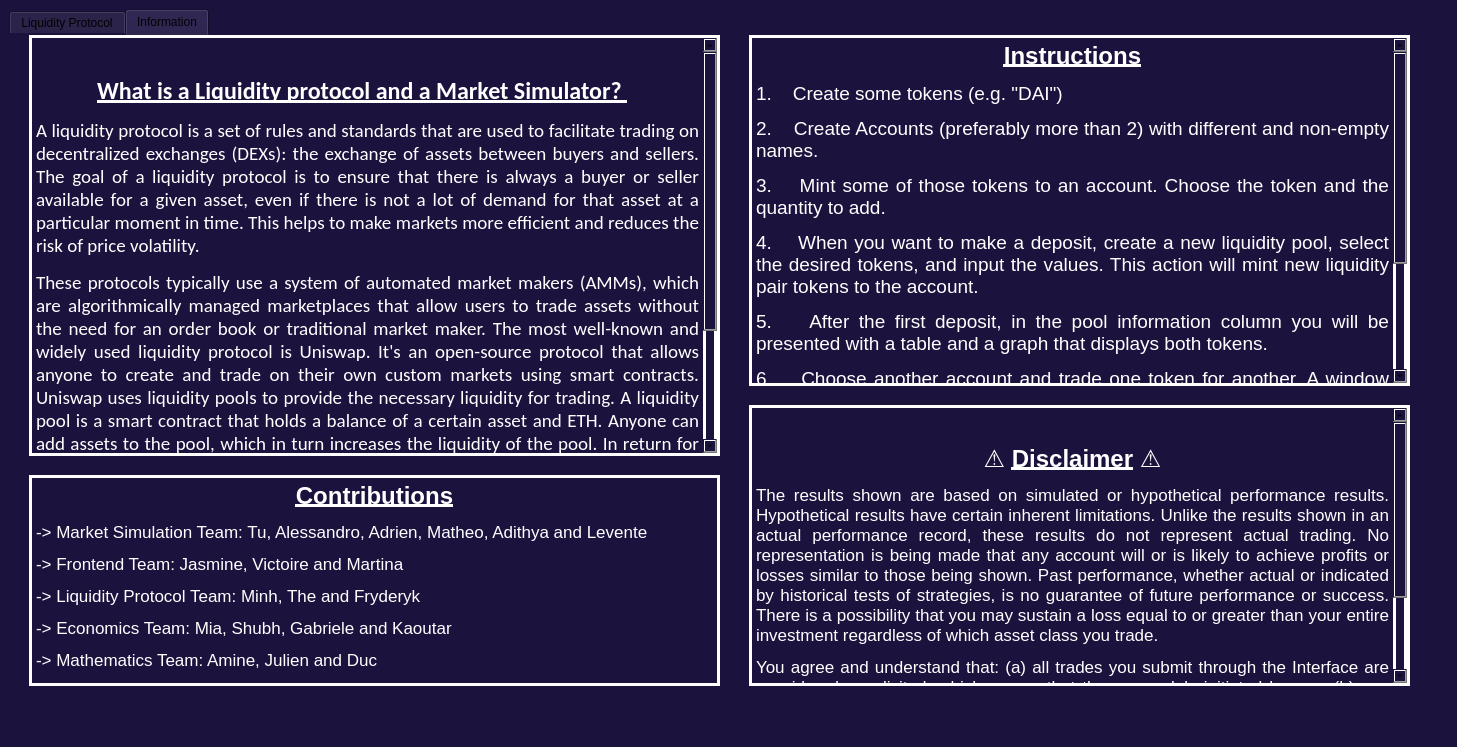
First picture: the form in introductorywindow.ui, repository LiquidityProtocol/AMM-Simulator, before the edit.
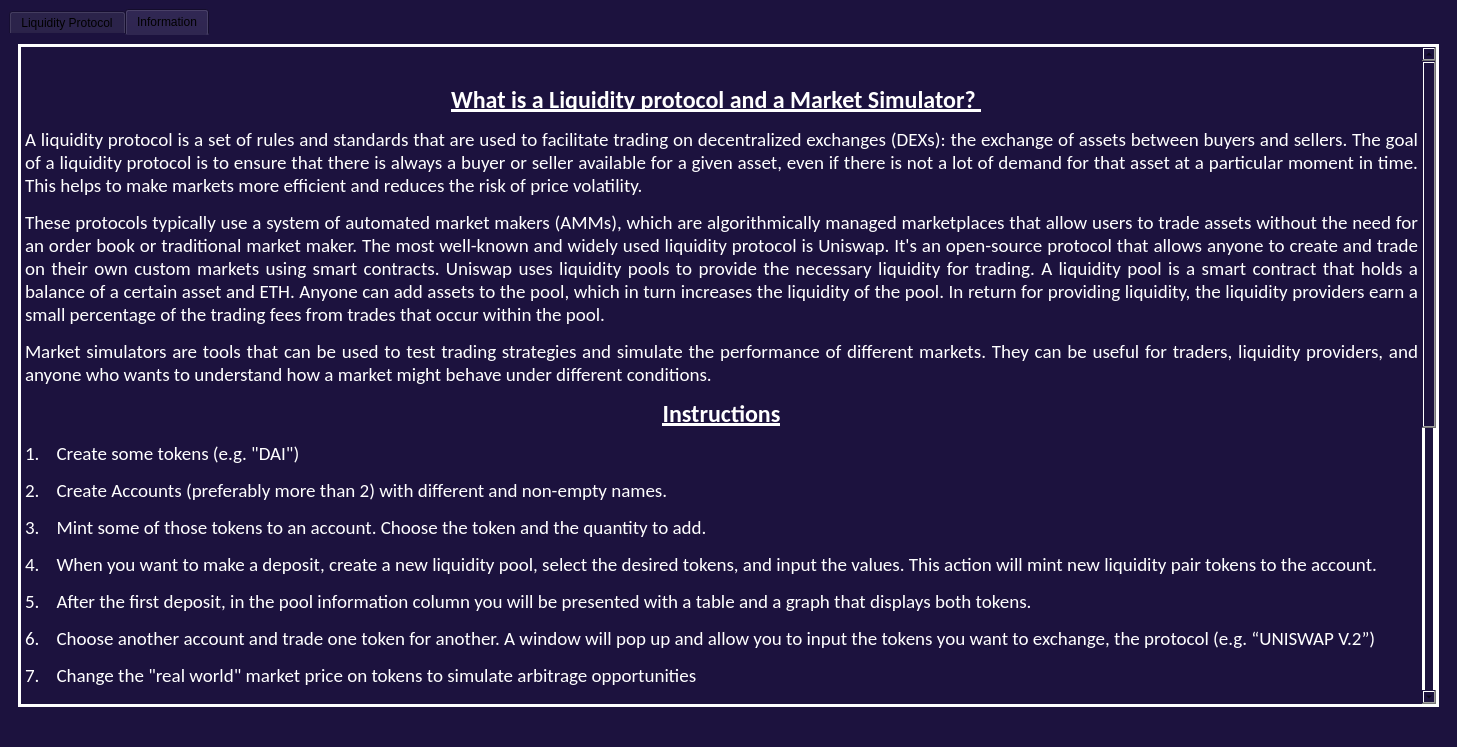
Second picture: the form after the edit. The open tabs and pages were chosen to show the change. Icons and pictures are not drawn.

Commit message: Dynamic introductory window

What changed in the file:
```diff
--- a/introductorywindow.ui
+++ b/introductorywindow.ui
@@ -87,15 +87,9 @@
        <attribute name="title">
         <string>Information</string>
        </attribute>
+       <layout class="QGridLayout" name="gridLayout_2">
+        <item row="0" column="0">
        <widget class="QTextBrowser" name="textBrowser">
-        <property name="geometry">
-         <rect>
-          <x>20</x>
-          <y>0</y>
-          <width>691</width>
-          <height>421</height>
-         </rect>
-        </property>
         <property name="font">
          <font>
           <family>Calibri</family>
@@ -115,38 +109,13 @@
 &lt;html&gt;&lt;head&gt;&lt;meta name=&quot;qrichtext&quot; content=&quot;1&quot; /&gt;&lt;meta charset=&quot;utf-8&quot; /&gt;&lt;style type=&quot;text/css&quot;&gt;
 p, li { white-space: pre-wrap; }
 hr { height: 1px; border-width: 0; }
-li.unchecked::marker { content: &quot;\2610&quot;; }
-li.checked::marker { content: &quot;\2612&quot;; }
 &lt;/style&gt;&lt;/head&gt;&lt;body style=&quot; font-family:'Calibri'; font-size:13pt; font-weight:400; font-style:normal;&quot;&gt;
-&lt;p align=&quot;center&quot; style=&quot;-qt-paragraph-type:empty; margin-top:12px; margin-bottom:12px; margin-left:0px; margin-right:0px; -qt-block-indent:0; text-indent:0px; font-family:'.AppleSystemUIFont';&quot;&gt;&lt;br /&gt;&lt;/p&gt;
+&lt;p align=&quot;center&quot; style=&quot;-qt-paragraph-type:empty; margin-top:12px; margin-bottom:12px; margin-left:0px; margin-right:0px; -qt-block-indent:0; text-indent:0px;&quot;&gt;&lt;br /&gt;&lt;/p&gt;
 &lt;p align=&quot;center&quot; style=&quot; margin-top:12px; margin-bottom:12px; margin-left:0px; margin-right:0px; -qt-block-indent:0; text-indent:0px;&quot;&gt;&lt;span style=&quot; font-family:'.AppleSystemUIFont'; font-size:18pt; font-weight:700; text-decoration: underline; color:#ffffff;&quot;&gt;What is a Liquidity protocol and a Market Simulator?&lt;/span&gt;&lt;span style=&quot; font-family:'.AppleSystemUIFont'; font-size:18pt; font-weight:700; font-style:italic; text-decoration: underline; color:#ffffff;&quot;&gt; &lt;/span&gt;&lt;span style=&quot; font-family:'.AppleSystemUIFont'; font-size:18pt; color:#ffffff;&quot;&gt;  &lt;/span&gt;&lt;/p&gt;
 &lt;p align=&quot;justify&quot; style=&quot; margin-top:12px; margin-bottom:12px; margin-left:0px; margin-right:0px; -qt-block-indent:0; text-indent:0px;&quot;&gt;&lt;span style=&quot; font-family:'.AppleSystemUIFont'; font-size:14pt; color:#ffffff;&quot;&gt;A liquidity protocol is a set of rules and standards that are used to facilitate trading on decentralized exchanges (DEXs): the exchange of assets between buyers and sellers. The goal of a liquidity protocol is to ensure that there is always a buyer or seller available for a given asset, even if there is not a lot of demand for that asset at a particular moment in time. This helps to make markets more efficient and reduces the risk of price volatility. &lt;/span&gt;&lt;/p&gt;
 &lt;p align=&quot;justify&quot; style=&quot; margin-top:12px; margin-bottom:12px; margin-left:0px; margin-right:0px; -qt-block-indent:0; text-indent:0px;&quot;&gt;&lt;span style=&quot; font-family:'.AppleSystemUIFont'; font-size:14pt; color:#ffffff;&quot;&gt;These protocols typically use a system of automated market makers (AMMs), which are algorithmically managed marketplaces that allow users to trade assets without the need for an order book or traditional market maker. The most well-known and widely used liquidity protocol is Uniswap. It's an open-source protocol that allows anyone to create and trade on their own custom markets using smart contracts. Uniswap uses liquidity pools to provide the necessary liquidity for trading. A liquidity pool is a smart contract that holds a balance of a certain asset and ETH. Anyone can add assets to the pool, which in turn increases the liquidity of the pool. In return for providing liquidity, the liquidity providers earn a small percentage of the trading fees from trades that occur within the pool. &lt;/span&gt;&lt;/p&gt;
-&lt;p align=&quot;justify&quot; style=&quot; margin-top:12px; margin-bottom:12px; margin-left:0px; margin-right:0px; -qt-block-indent:0; text-indent:0px;&quot;&gt;&lt;span style=&quot; font-family:'.AppleSystemUIFont'; font-size:14pt; color:#ffffff;&quot;&gt;Market simulators are tools that can be used to test trading strategies and simulate the performance of different markets. They can be useful for traders, liquidity providers, and anyone who wants to understand how a market might behave under different conditions. &lt;/span&gt;&lt;/p&gt;&lt;/body&gt;&lt;/html&gt;</string>
-        </property>
-       </widget>
-       <widget class="QTextBrowser" name="textBrowser_2">
-        <property name="geometry">
-         <rect>
-          <x>740</x>
-          <y>0</y>
-          <width>661</width>
-          <height>351</height>
-         </rect>
-        </property>
-        <property name="styleSheet">
-         <string notr="true">border: 3px solid rgb(255, 255, 255);
-</string>
-        </property>
-        <property name="html">
-         <string>&lt;!DOCTYPE HTML PUBLIC &quot;-//W3C//DTD HTML 4.0//EN&quot; &quot;http://www.w3.org/TR/REC-html40/strict.dtd&quot;&gt;
-&lt;html&gt;&lt;head&gt;&lt;meta name=&quot;qrichtext&quot; content=&quot;1&quot; /&gt;&lt;meta charset=&quot;utf-8&quot; /&gt;&lt;style type=&quot;text/css&quot;&gt;
-p, li { white-space: pre-wrap; }
-hr { height: 1px; border-width: 0; }
-li.unchecked::marker { content: &quot;\2610&quot;; }
-li.checked::marker { content: &quot;\2612&quot;; }
-&lt;/style&gt;&lt;/head&gt;&lt;body style=&quot; font-family:'Calibri'; font-size:13pt; font-weight:400; font-style:normal;&quot;&gt;
-&lt;p align=&quot;center&quot; style=&quot; margin-top:12px; margin-bottom:12px; margin-left:0px; margin-right:0px; -qt-block-indent:0; text-indent:0px;&quot;&gt;&lt;span style=&quot; font-family:'.AppleSystemUIFont'; color:#ffffff;&quot;&gt; &lt;/span&gt;&lt;span style=&quot; font-family:'.AppleSystemUIFont'; font-size:18pt; font-weight:700; text-decoration: underline; color:#ffffff;&quot;&gt;Instructions&lt;/span&gt;&lt;span style=&quot; font-family:'.AppleSystemUIFont'; font-weight:700; font-style:italic; color:#ffffff;&quot;&gt; &lt;/span&gt;&lt;/p&gt;
+&lt;p align=&quot;justify&quot; style=&quot; margin-top:12px; margin-bottom:12px; margin-left:0px; margin-right:0px; -qt-block-indent:0; text-indent:0px;&quot;&gt;&lt;span style=&quot; font-family:'.AppleSystemUIFont'; font-size:14pt; color:#ffffff;&quot;&gt;Market simulators are tools that can be used to test trading strategies and simulate the performance of different markets. They can be useful for traders, liquidity providers, and anyone who wants to understand how a market might behave under different conditions. &lt;/span&gt;&lt;/p&gt;
+&lt;p align=&quot;center&quot; style=&quot; margin-top:0px; margin-bottom:0px; margin-left:0px; margin-right:0px; -qt-block-indent:0; text-indent:0px;&quot;&gt;&lt;span style=&quot; font-family:'.AppleSystemUIFont'; color:#ffffff;&quot;&gt; &lt;/span&gt;&lt;span style=&quot; font-family:'.AppleSystemUIFont'; font-size:18pt; font-weight:700; text-decoration: underline; color:#ffffff;&quot;&gt;Instructions&lt;/span&gt;&lt;span style=&quot; font-family:'.AppleSystemUIFont'; font-weight:700; font-style:italic; color:#ffffff;&quot;&gt; &lt;/span&gt;&lt;/p&gt;
 &lt;p align=&quot;justify&quot; style=&quot; margin-top:12px; margin-bottom:12px; margin-left:0px; margin-right:0px; -qt-block-indent:0; text-indent:0px;&quot;&gt;&lt;span style=&quot; font-family:'.AppleSystemUIFont'; font-size:14pt; color:#ffffff;&quot;&gt;1.    Create some tokens (e.g. &amp;quot;DAI&amp;quot;) &lt;/span&gt;&lt;/p&gt;
 &lt;p align=&quot;justify&quot; style=&quot; margin-top:12px; margin-bottom:12px; margin-left:0px; margin-right:0px; -qt-block-indent:0; text-indent:0px;&quot;&gt;&lt;span style=&quot; font-family:'.AppleSystemUIFont'; font-size:14pt; color:#ffffff;&quot;&gt;2.    Create Accounts (preferably more than 2) with different and non-empty names. &lt;/span&gt;&lt;/p&gt;
 &lt;p align=&quot;justify&quot; style=&quot; margin-top:12px; margin-bottom:12px; margin-left:0px; margin-right:0px; -qt-block-indent:0; text-indent:0px;&quot;&gt;&lt;span style=&quot; font-family:'.AppleSystemUIFont'; font-size:14pt; color:#ffffff;&quot;&gt;3.    Mint some of those tokens to an account. Choose the token and the quantity to add. &lt;/span&gt;&lt;/p&gt;
@@ -154,69 +123,12 @@
 &lt;p align=&quot;justify&quot; style=&quot; margin-top:12px; margin-bottom:12px; margin-left:0px; margin-right:0px; -qt-block-indent:0; text-indent:0px;&quot;&gt;&lt;span style=&quot; font-family:'.AppleSystemUIFont'; font-size:14pt; color:#ffffff;&quot;&gt;5.    After the first deposit, in the pool information column you will be presented with a table and a graph that displays both tokens. &lt;/span&gt;&lt;/p&gt;
 &lt;p align=&quot;justify&quot; style=&quot; margin-top:12px; margin-bottom:12px; margin-left:0px; margin-right:0px; -qt-block-indent:0; text-indent:0px;&quot;&gt;&lt;span style=&quot; font-family:'.AppleSystemUIFont'; font-size:14pt; color:#ffffff;&quot;&gt;6.    Choose another account and trade one token for another. A window will pop up and allow you to input the tokens you want to exchange, the protocol (e.g. “UNISWAP V.2”) &lt;/span&gt;&lt;/p&gt;
 &lt;p align=&quot;justify&quot; style=&quot; margin-top:12px; margin-bottom:12px; margin-left:0px; margin-right:0px; -qt-block-indent:0; text-indent:0px;&quot;&gt;&lt;span style=&quot; font-family:'.AppleSystemUIFont'; font-size:14pt; color:#ffffff;&quot;&gt;7.    Change the &amp;quot;real world&amp;quot; market price on tokens to simulate arbitrage opportunities &lt;/span&gt;&lt;/p&gt;
-&lt;p align=&quot;justify&quot; style=&quot; margin-top:12px; margin-bottom:12px; margin-left:0px; margin-right:0px; -qt-block-indent:0; text-indent:0px;&quot;&gt;&lt;span style=&quot; font-family:'.AppleSystemUIFont'; font-size:14pt; color:#ffffff;&quot;&gt;8.    Withdraw a percentage your position to get back the value + a share of accrued pool fees. &lt;/span&gt;&lt;/p&gt;&lt;/body&gt;&lt;/html&gt;</string>
-        </property>
-       </widget>
-       <widget class="QTextBrowser" name="textBrowser_3">
-        <property name="geometry">
-         <rect>
-          <x>740</x>
-          <y>370</y>
-          <width>661</width>
-          <height>281</height>
-         </rect>
-        </property>
-        <property name="styleSheet">
-         <string notr="true">border: 3px solid rgb(255, 255, 255);
-
-</string>
-        </property>
-        <property name="html">
-         <string>&lt;!DOCTYPE HTML PUBLIC &quot;-//W3C//DTD HTML 4.0//EN&quot; &quot;http://www.w3.org/TR/REC-html40/strict.dtd&quot;&gt;
-&lt;html&gt;&lt;head&gt;&lt;meta name=&quot;qrichtext&quot; content=&quot;1&quot; /&gt;&lt;meta charset=&quot;utf-8&quot; /&gt;&lt;style type=&quot;text/css&quot;&gt;
-p, li { white-space: pre-wrap; }
-hr { height: 1px; border-width: 0; }
-li.unchecked::marker { content: &quot;\2610&quot;; }
-li.checked::marker { content: &quot;\2612&quot;; }
-&lt;/style&gt;&lt;/head&gt;&lt;body style=&quot; font-family:'Calibri'; font-size:13pt; font-weight:400; font-style:normal;&quot;&gt;
-&lt;p align=&quot;center&quot; style=&quot;-qt-paragraph-type:empty; margin-top:12px; margin-bottom:12px; margin-left:0px; margin-right:0px; -qt-block-indent:0; text-indent:0px; font-family:'.AppleSystemUIFont';&quot;&gt;&lt;br /&gt;&lt;/p&gt;
+&lt;p align=&quot;justify&quot; style=&quot; margin-top:12px; margin-bottom:12px; margin-left:0px; margin-right:0px; -qt-block-indent:0; text-indent:0px;&quot;&gt;&lt;span style=&quot; font-family:'.AppleSystemUIFont'; font-size:14pt; color:#ffffff;&quot;&gt;8.    Withdraw a percentage your position to get back the value + a share of accrued pool fees. &lt;/span&gt;&lt;/p&gt;
+&lt;p style=&quot;-qt-paragraph-type:empty; margin-top:0px; margin-bottom:0px; margin-left:0px; margin-right:0px; -qt-block-indent:0; text-indent:0px; font-family:'.AppleSystemUIFont'; font-size:14pt; color:#ffffff;&quot;&gt;&lt;br /&gt;&lt;/p&gt;
 &lt;p align=&quot;center&quot; style=&quot; margin-top:12px; margin-bottom:12px; margin-left:0px; margin-right:0px; -qt-block-indent:0; text-indent:0px;&quot;&gt;&lt;span style=&quot; font-family:'.AppleSystemUIFont'; font-size:18pt; color:#ffffff;&quot;&gt;⚠ &lt;/span&gt;&lt;span style=&quot; font-family:'.AppleSystemUIFont'; font-size:18pt; font-weight:700; text-decoration: underline; color:#ffffff;&quot;&gt;Disclaimer&lt;/span&gt;&lt;span style=&quot; font-family:'.AppleSystemUIFont'; font-size:18pt; color:#ffffff;&quot;&gt; ⚠&lt;/span&gt;&lt;/p&gt;
 &lt;p align=&quot;justify&quot; style=&quot; margin-top:12px; margin-bottom:12px; margin-left:0px; margin-right:0px; -qt-block-indent:0; text-indent:0px;&quot;&gt;&lt;span style=&quot; font-family:'.AppleSystemUIFont'; color:#ffffff;&quot;&gt;The results shown are based on simulated or hypothetical performance results. Hypothetical results have certain inherent limitations. Unlike the results shown in an actual performance record, these results do not represent actual trading. No representation is being made that any account will or is likely to achieve profits or losses similar to those being shown. Past performance, whether actual or indicated by historical tests of strategies, is no guarantee of future performance or success. There is a possibility that you may sustain a loss equal to or greater than your entire investment regardless of which asset class you trade. &lt;/span&gt;&lt;/p&gt;
 &lt;p align=&quot;justify&quot; style=&quot; margin-top:0px; margin-bottom:0px; margin-left:0px; margin-right:0px; -qt-block-indent:0; text-indent:0px;&quot;&gt;&lt;span style=&quot; font-family:'.AppleSystemUIFont'; color:#ffffff;&quot;&gt;You agree and understand that: (a) all trades you submit through the Interface are considered unsolicited, which means that they are solely initiated by you; (b) you have not received any investment advice from us in connection with any trades, including those you place via our Auto Routing API; and (c) we do not conduct a suitability review of any trades you submit. &lt;/span&gt;&lt;/p&gt;
-&lt;p align=&quot;justify&quot; style=&quot;-qt-paragraph-type:empty; margin-top:12px; margin-bottom:12px; margin-left:0px; margin-right:0px; -qt-block-indent:0; text-indent:0px; font-family:'.AppleSystemUIFont'; color:#ffffff;&quot;&gt;&lt;br /&gt;&lt;/p&gt;&lt;/body&gt;&lt;/html&gt;</string>
-        </property>
-       </widget>
-       <widget class="QTextBrowser" name="textBrowser_4">
-        <property name="geometry">
-         <rect>
-          <x>20</x>
-          <y>440</y>
-          <width>691</width>
-          <height>211</height>
-         </rect>
-        </property>
-        <property name="styleSheet">
-         <string notr="true">border: 3px solid rgb(255, 255, 255);
-</string>
-        </property>
-        <property name="frameShape">
-         <enum>QFrame::StyledPanel</enum>
-        </property>
-        <property name="frameShadow">
-         <enum>QFrame::Sunken</enum>
-        </property>
-        <property name="lineWidth">
-         <number>-1</number>
-        </property>
-        <property name="html">
-         <string>&lt;!DOCTYPE HTML PUBLIC &quot;-//W3C//DTD HTML 4.0//EN&quot; &quot;http://www.w3.org/TR/REC-html40/strict.dtd&quot;&gt;
-&lt;html&gt;&lt;head&gt;&lt;meta name=&quot;qrichtext&quot; content=&quot;1&quot; /&gt;&lt;meta charset=&quot;utf-8&quot; /&gt;&lt;style type=&quot;text/css&quot;&gt;
-p, li { white-space: pre-wrap; }
-hr { height: 1px; border-width: 0; }
-li.unchecked::marker { content: &quot;\2610&quot;; }
-li.checked::marker { content: &quot;\2612&quot;; }
-&lt;/style&gt;&lt;/head&gt;&lt;body style=&quot; font-family:'Calibri'; font-size:13pt; font-weight:400; font-style:normal;&quot;&gt;
-&lt;p align=&quot;center&quot; style=&quot; margin-top:0px; margin-bottom:0px; margin-left:0px; margin-right:0px; -qt-block-indent:0; text-indent:0px;&quot;&gt;&lt;span style=&quot; font-family:'.AppleSystemUIFont'; font-size:18pt; font-weight:700; text-decoration: underline; color:#ffffff;&quot;&gt;Contributions&lt;/span&gt;&lt;/p&gt;
+&lt;p align=&quot;center&quot; style=&quot; margin-top:12px; margin-bottom:12px; margin-left:0px; margin-right:0px; -qt-block-indent:0; text-indent:0px;&quot;&gt;&lt;span style=&quot; font-family:'.AppleSystemUIFont'; font-size:18pt; font-weight:700; text-decoration: underline; color:#ffffff;&quot;&gt;Contributions&lt;/span&gt;&lt;/p&gt;
 &lt;p style=&quot; margin-top:12px; margin-bottom:12px; margin-left:0px; margin-right:0px; -qt-block-indent:0; text-indent:0px;&quot;&gt;&lt;span style=&quot; font-family:'.AppleSystemUIFont'; color:#ffffff;&quot;&gt;-&amp;gt; Market Simulation Team: Tu, Alessandro, Adrien, Matheo, Adithya and Levente&lt;/span&gt;&lt;/p&gt;
 &lt;p style=&quot; margin-top:12px; margin-bottom:12px; margin-left:0px; margin-right:0px; -qt-block-indent:0; text-indent:0px;&quot;&gt;&lt;span style=&quot; font-family:'.AppleSystemUIFont'; color:#ffffff;&quot;&gt;-&amp;gt; Frontend Team: Jasmine, Victoire and Martina&lt;/span&gt;&lt;/p&gt;
 &lt;p style=&quot; margin-top:12px; margin-bottom:12px; margin-left:0px; margin-right:0px; -qt-block-indent:0; text-indent:0px;&quot;&gt;&lt;span style=&quot; font-family:'.AppleSystemUIFont'; color:#ffffff;&quot;&gt;-&amp;gt; Liquidity Protocol Team: Minh, The and Fryderyk&lt;/span&gt;&lt;/p&gt;
@@ -224,6 +136,8 @@
 &lt;p style=&quot; margin-top:12px; margin-bottom:12px; margin-left:0px; margin-right:0px; -qt-block-indent:0; text-indent:0px;&quot;&gt;&lt;span style=&quot; font-family:'.AppleSystemUIFont'; color:#ffffff;&quot;&gt;-&amp;gt; Mathematics Team: Amine, Julien and Duc &lt;/span&gt;&lt;/p&gt;&lt;/body&gt;&lt;/html&gt;</string>
         </property>
        </widget>
+        </item>
+       </layout>
       </widget>
      </widget>
     </item>
```
Left out of the diff: 5 changed lines with no effect on the pictures. Lines whose indentation alone changed are shown as unchanged.
